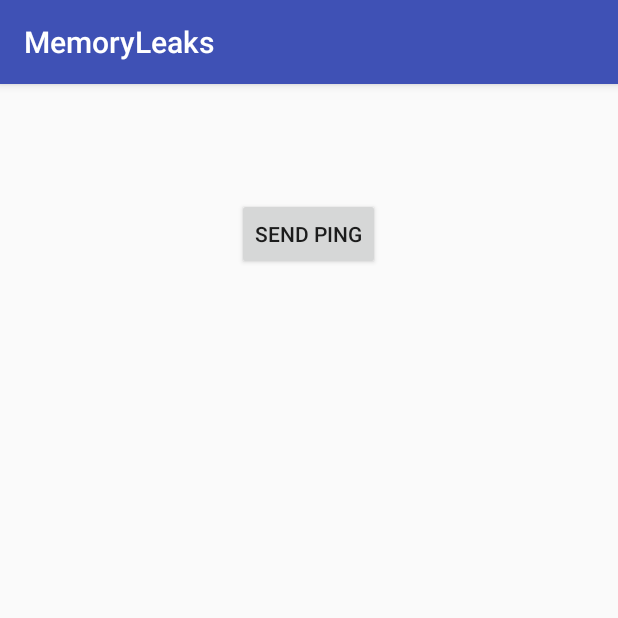
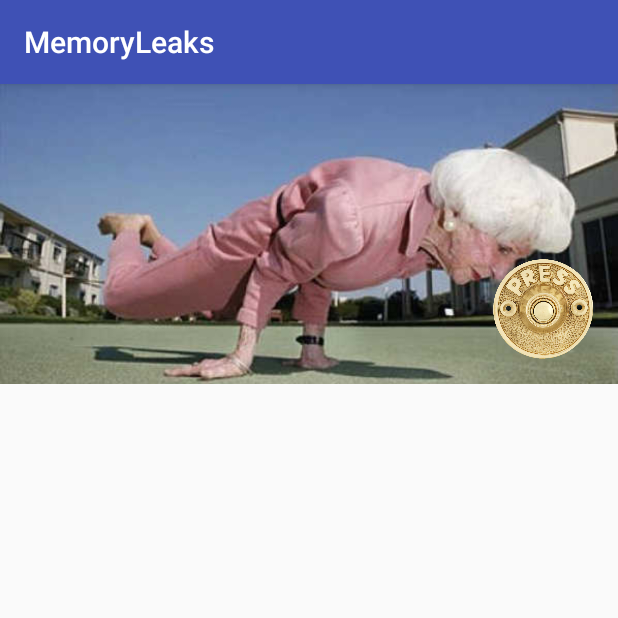
Before and after one commit to droidcon-italy-hackathon-2016/memory-leaks-android, an Android app: the EldersListActivity screen opened directly, with no data from a screen before it, on a phone screen of 412 x 824 dp, the top half of it. Run offline under Robolectric (Android 15) with nearby library versions, the phone set to English and light mode, and no system bars; 1 statement that could not run was skipped.

Commit message:
door bell

```diff
--- /dev/null
+++ b/app/src/main/res/drawable/door_bell_pressable.xml
@@ -0,0 +1,10 @@
+<?xml version="1.0" encoding="utf-8"?>
+<selector xmlns:android="http://schemas.android.com/apk/res/android">
+
+    <item
+        android:drawable="@drawable/door_bell_pressed"
+        android:state_pressed="true" />
+
+    <item
+        android:drawable="@drawable/door_bell" />
+</selector>
--- a/app/src/main/res/layout/elder_item.xml
+++ b/app/src/main/res/layout/elder_item.xml
@@ -4,10 +4,17 @@
     android:layout_width="match_parent"
     android:layout_height="200dp">
 
-    <Button
+    <ImageView
+        android:layout_width="match_parent"
+        android:layout_height="match_parent"
+        android:scaleType="centerCrop"
+        android:src="@drawable/cool_gradma" />
+
+    <ImageView
         android:id="@+id/send_ping"
-        android:layout_width="wrap_content"
-        android:layout_height="wrap_content"
-        android:layout_gravity="center"
-        android:text="@string/send_ping" />
+        android:src="@drawable/door_bell_pressable"
+        android:layout_width="100dp"
+        android:layout_height="100dp"
+        android:layout_gravity="end|bottom"
+        android:padding="16dp" />
 </FrameLayout>
```
Also changed, not shown: app/src/main/res/drawable/cool_gradma.jpg (added), app/src/main/res/drawable/door_bell.png (added), app/src/main/res/drawable/door_bell_pressed.png (added).
